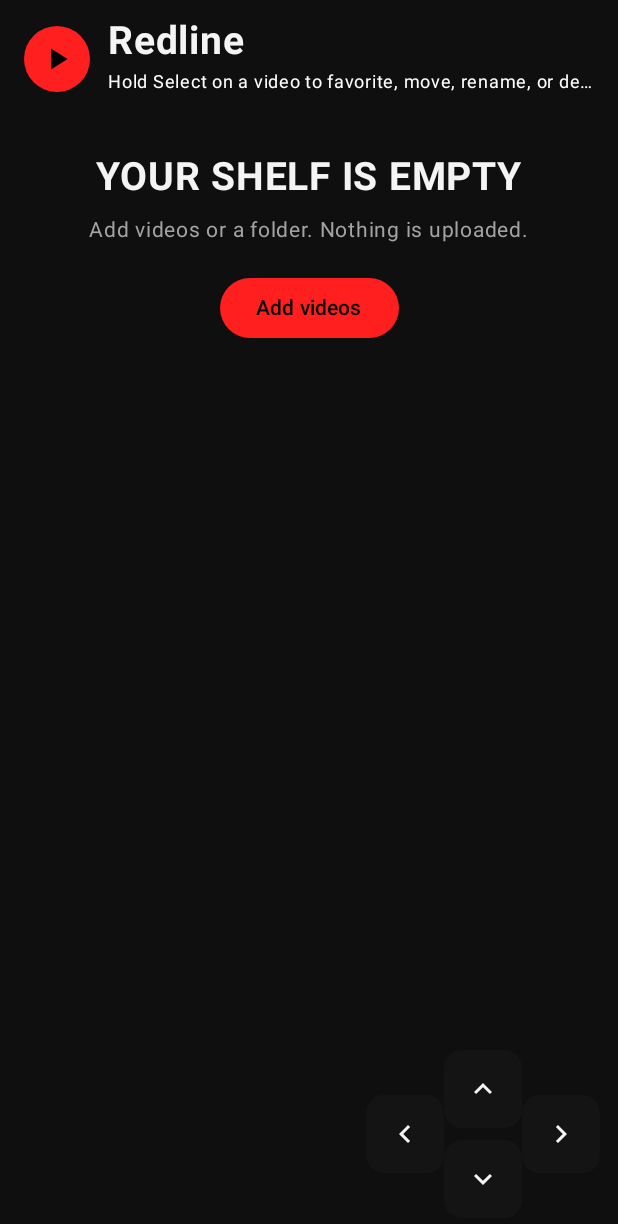
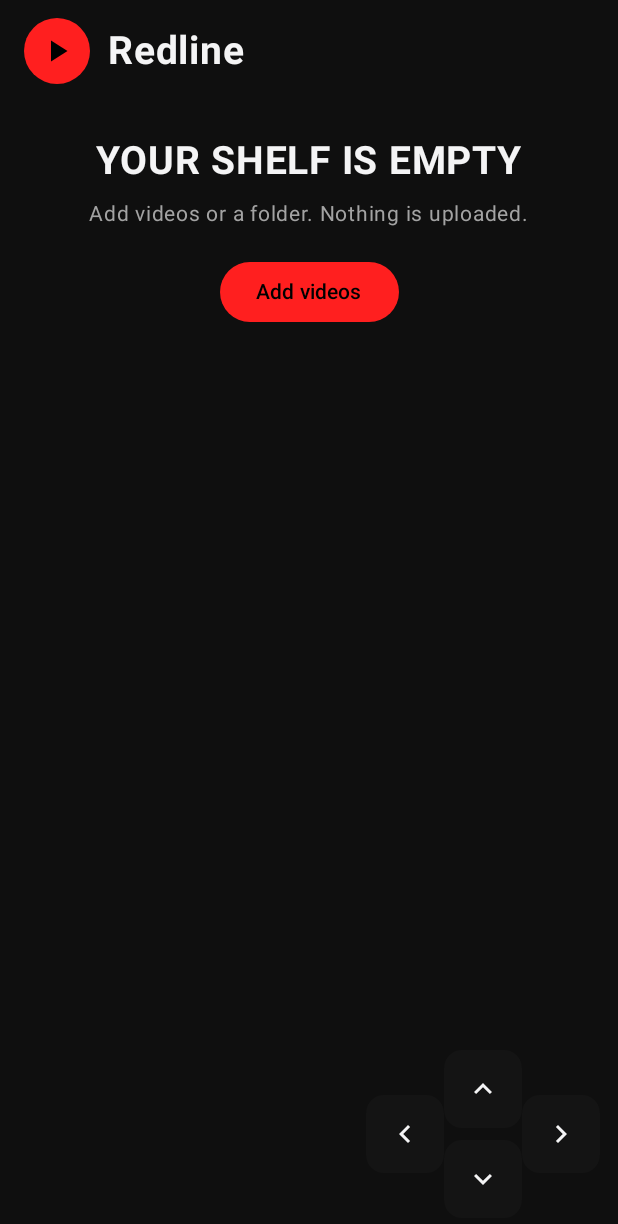
Before and after one commit to freak69ize/redline-android, an Android app built with Jetpack Compose: the screen it shows after launch (MainActivity), on a phone screen of 412 x 824 dp. Shown: the top 1224 px of the screen. Run offline under Robolectric (Android 15) with nearby library versions, the phone set to English and light mode, and no system bars; libraries missing offline, so code that uses them is left out: coil.decode.

Commit message:
Remove the line of text under the player name.

```diff
--- a/app/src/main/java/com/redline/player/ui/RedlineApp.kt
+++ b/app/src/main/java/com/redline/player/ui/RedlineApp.kt
@@ -160,13 +160,6 @@ fun RedlineApp(
                                 color = Ink,
                                 fontSize = if (tv) 32.sp else 26.sp,
                                 fontWeight = FontWeight.Bold,
-                                maxLines = 1,
-                                overflow = TextOverflow.Ellipsis,
-                            )
-                            Text(
-                                "Hold Select on a video to favorite, move, rename, or delete.",
-                                color = LocalSelectorColor.current,
-                                fontSize = if (tv) 14.sp else 12.sp,
                                 maxLines = 1,
                                 overflow = TextOverflow.Ellipsis,
                             )
```
